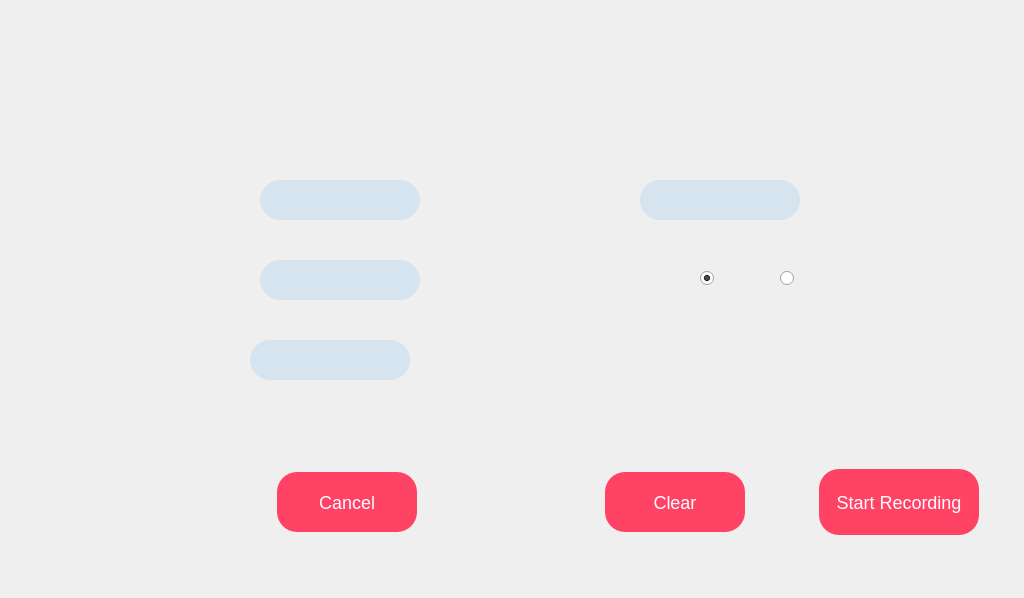
First picture: the form in Front/register.ui, repository ahmads1990/GradProjectApp, before the edit.
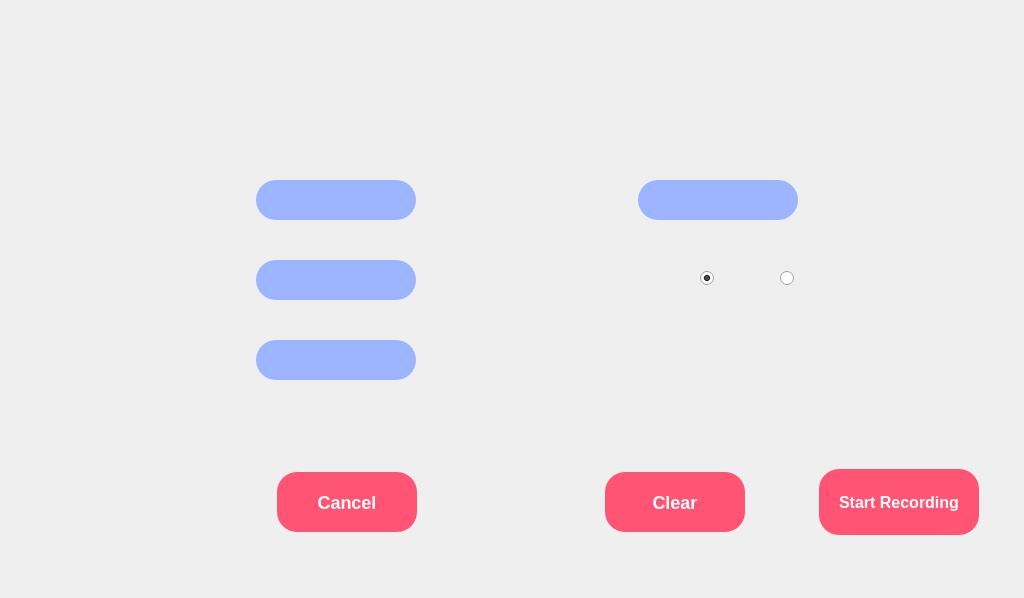
Second picture: the form after the edit. Icons and pictures are not drawn.

The edit to the form file:
```diff
--- a/Front/register.ui
+++ b/Front/register.ui
@@ -33,77 +33,65 @@
    <widget class="QTextEdit" name="txtEdit_Name">
     <property name="geometry">
      <rect>
-      <x>260</x>
+      <x>256</x>
       <y>180</y>
       <width>160</width>
       <height>40</height>
      </rect>
     </property>
     <property name="styleSheet">
-     <string notr="true">background-color: rgb(214, 228, 240);
+     <string notr="true">background-color: rgb(157, 180, 255);
 border-radius: 20px;
 font-size: 12px;
-color: rgb(0, 0, 0)
-
-
-</string>
+color: rgb(0, 0, 0);</string>
     </property>
    </widget>
    <widget class="QTextEdit" name="txtEdit_Email">
     <property name="geometry">
      <rect>
-      <x>260</x>
+      <x>256</x>
       <y>260</y>
       <width>160</width>
       <height>40</height>
      </rect>
     </property>
     <property name="styleSheet">
-     <string notr="true">background-color: rgb(214, 228, 240);
+     <string notr="true">background-color: rgb(157, 180, 255);
 border-radius: 20px;
 font-size: 12px;
-color: rgb(0, 0, 0)
-
-
-</string>
+color: rgb(0, 0, 0);</string>
     </property>
    </widget>
    <widget class="QTextEdit" name="txtEdit_Phone">
     <property name="geometry">
      <rect>
-      <x>250</x>
+      <x>256</x>
       <y>340</y>
       <width>160</width>
       <height>40</height>
      </rect>
     </property>
     <property name="styleSheet">
-     <string notr="true">background-color: rgb(214, 228, 240);
+     <string notr="true">background-color: rgb(157, 180, 255);
 border-radius: 20px;
 font-size: 12px;
-color: rgb(0, 0, 0)
-
-
-</string>
+color: rgb(0, 0, 0);</string>
     </property>
    </widget>
    <widget class="QTextEdit" name="txtEdit_Age">
     <property name="geometry">
      <rect>
-      <x>640</x>
+      <x>638</x>
       <y>180</y>
       <width>160</width>
       <height>40</height>
      </rect>
     </property>
     <property name="styleSheet">
-     <string notr="true">background-color: rgb(214, 228, 240);
+     <string notr="true">background-color: rgb(157, 180, 255);
 border-radius: 20px;
 font-size: 12px;
-color: rgb(0, 0, 0)
-
-
-</string>
+color: rgb(0, 0, 0);</string>
     </property>
    </widget>
    <widget class="QRadioButton" name="radbtn_male">
@@ -145,11 +133,14 @@
      </rect>
     </property>
     <property name="styleSheet">
-     <string notr="true">background-color: rgb(255, 67, 101);
+     <string notr="true">background-color:rgb(255, 84, 115);
 background-image: url();
 border-radius: 20px;
-font-size: 18px;
-color: rgb(255, 252, 255)</string>
+font-size: 16px;
+font-weight:bold;
+color: rgb(255, 252, 255)
+
+</string>
     </property>
     <property name="text">
      <string>Start Recording</string>
@@ -165,10 +156,11 @@
      </rect>
     </property>
     <property name="styleSheet">
-     <string notr="true">background-color: rgb(255, 67, 101);
+     <string notr="true">background-color:rgb(255, 84, 115);
 background-image: url();
 border-radius: 20px;
 font-size: 18px;
+font-weight:bold;
 color: rgb(255, 252, 255)</string>
     </property>
     <property name="text">
@@ -185,10 +177,11 @@
      </rect>
     </property>
     <property name="styleSheet">
-     <string notr="true">background-color: rgb(255, 67, 101);
+     <string notr="true">background-color:rgb(255, 84, 115);
 background-image: url();
 border-radius: 20px;
 font-size: 18px;
+font-weight:bold;
 color: rgb(255, 252, 255)</string>
     </property>
     <property name="text">
```
Left out of the diff: 3 changed lines with no effect on the pictures.
